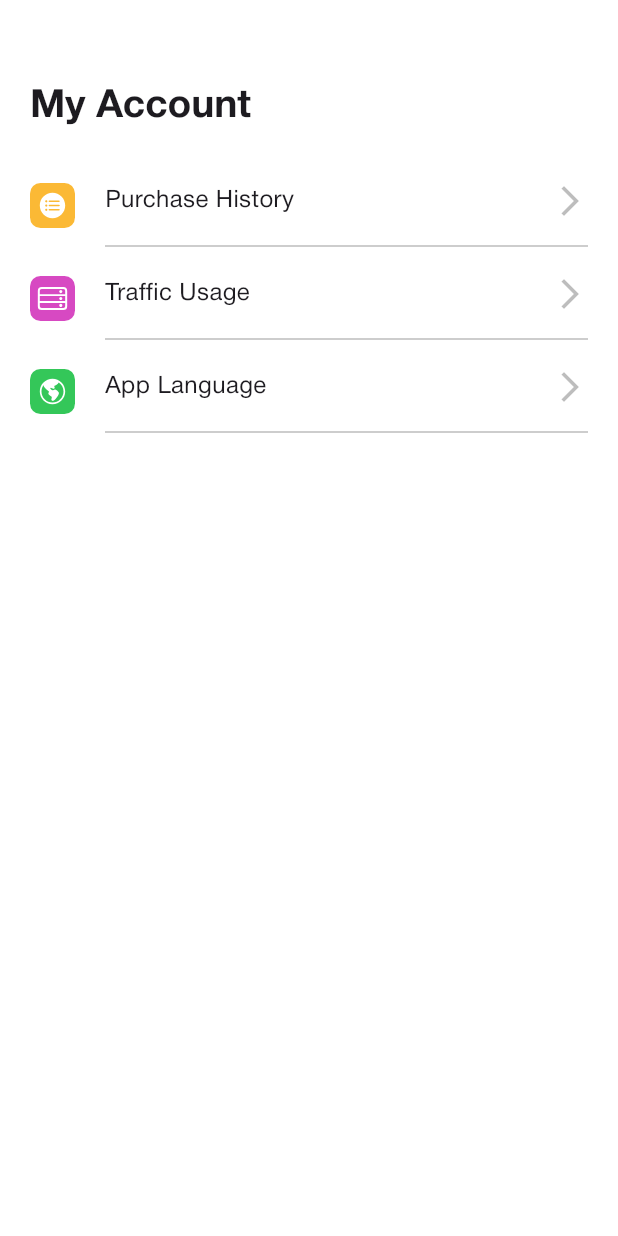
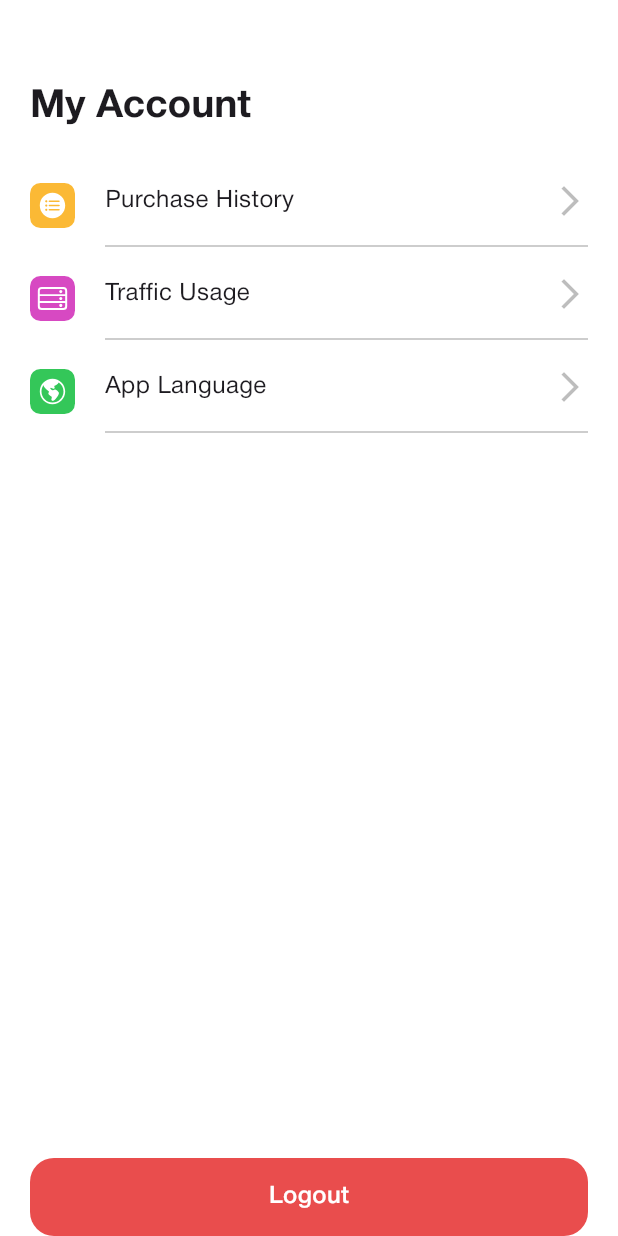
Before and after one commit to nurmek51/vink-sim, a Flutter app: the MyAccountScreen screen opened by its route, on a phone screen of 412 x 824 dp. Run offline on Flutter 3.47's test engine with Material 3 defaults, Android fonts, the phone set to English and light mode, and no system bars; our stand-ins replace bloc, easy_localization, equatable, firebase_auth, firebase_core, flutter_bloc and 7 more; missing offline and left inert: country_flags, flutter_stripe; accounts and stored records are empty; project files that could hold a hidden picture were left out.

Commit message:
added logout

```diff
--- a/lib/features/my_account_screen/my_account_screen.dart
+++ b/lib/features/my_account_screen/my_account_screen.dart
@@ -1,3 +1,4 @@
+import 'package:flex_travel_sim/constants/app_colors.dart';
 import 'package:flex_travel_sim/core/localization/app_localizations.dart';
 import 'package:flex_travel_sim/core/styles/flex_typography.dart';
 import 'package:flex_travel_sim/features/my_account_screen/widgets/account_widget.dart';
@@ -46,6 +47,26 @@ class MyAccountScreen extends StatelessWidget {
                 icon: Assets.icons.globusWithBackground.path,
                 onTap: () => NavigationService.openLanguageScreen(context),
               ),
+              Spacer(),
+              InkWell(
+                onTap: () => NavigationService.showLogoutDialog(context),
+                child: Container(
+                  height: 52,
+                  decoration: BoxDecoration(
+                    color: AppColors.redCircleColor,
+                    borderRadius: BorderRadius.circular(16),
+                  ),
+                  child: Center(
+                    child: LocalizedText(
+                      AppLocalizations.logout,
+                      style: FlexTypography.paragraph.xMedium.copyWith(
+                        color: Colors.white,
+                        fontWeight: FontWeight.w500,
+                      ),
+                    ),
+                  ),
+                ),
+              ),
             ],
           ),
         ),
```
Also changed, not shown: lib/utils/navigation_utils.dart (+41 -0 lines).
